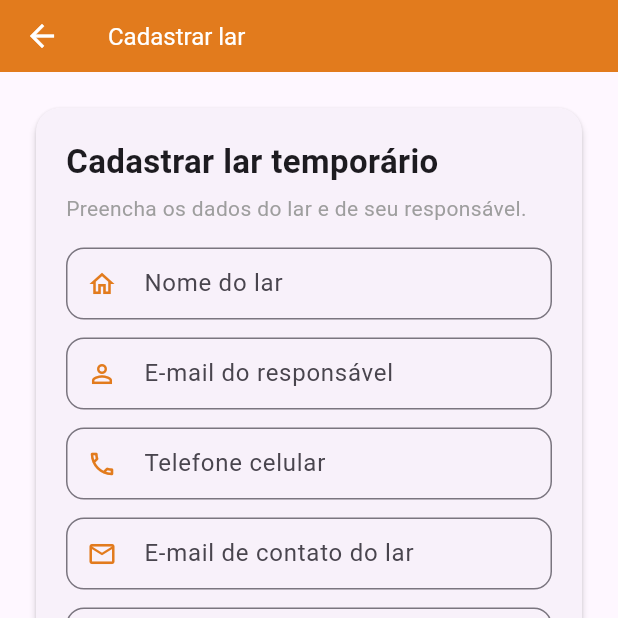
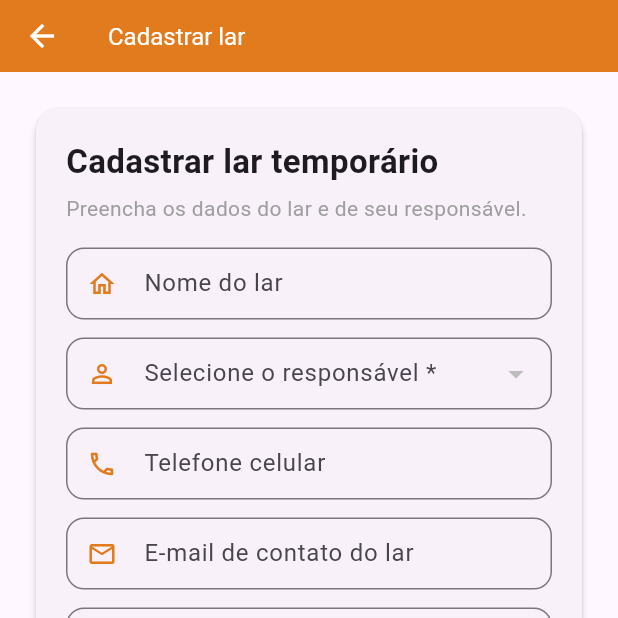
Before and after one commit to ArthurDelavy/acolhe-patinhas, a Flutter app: the FosterRegister screen opened directly, on a phone screen of 412 x 824 dp, the top half of it. Run offline on Flutter 3.47's test engine with Material 3 defaults, Android fonts, the phone set to English and light mode, and no system bars; drawn by our look-alikes of flutter_map; our stand-ins replace flutter_markdown, geolocator, image_picker, jwt_decoder, latlong2, shared_preferences; accounts and stored records are empty; network calls fail.

Commit message:
Fix(fosters): correcoes no cadastro de lares temporários

```diff
--- a/app/lib/features/fosters/foster_screen.dart
+++ b/app/lib/features/fosters/foster_screen.dart
@@ -170,7 +170,6 @@ class _FosterCard extends StatelessWidget {
             child: Row(
               crossAxisAlignment: CrossAxisAlignment.center,
               children: [
-                // Ícone principal (com cantos arredondados em vez de círculo)
                 Container(
                   width: 56,
                   height: 56,
@@ -264,7 +263,6 @@ class _FosterCard extends StatelessWidget {
                   ),
                 ),
 
-                // Seta de navegação destacada
                 Container(
                   padding: const EdgeInsets.all(8),
                   decoration: const BoxDecoration(
--- a/app/lib/features/fosters/fosters_details.dart
+++ b/app/lib/features/fosters/fosters_details.dart
@@ -264,7 +264,6 @@ class _FosterDetailsScreenState extends State<FosterDetailsScreen> {
                   text: f.userName!,
                 ),
 
-              // Ações (o backend valida a permissão)
               const SizedBox(height: 8),
               Row(
                 children: [
--- a/app/lib/features/fosters/fosters_register.dart
+++ b/app/lib/features/fosters/fosters_register.dart
@@ -47,6 +47,10 @@ class _FosterRegisterState extends State<FosterRegister> {
   final _longitudeController = TextEditingController();
   final _capacityController = TextEditingController();
 
+  List<UserOption> _userOptions = [];
+  UserOption? _selectedUser;
+  bool _isLoadingUsers = false;
+
   LatLng? _selected;
   bool _isLoading = false;
 
@@ -57,8 +61,7 @@ class _FosterRegisterState extends State<FosterRegister> {
     super.initState();
 
     final f = widget.foster;
-    if (f == null) return;
-
+    if (f != null) {
       _nameController.text = f.name;
       _ownerEmailController.text = f.ownerEmail ?? '';
       _phoneController.text = f.phoneNumber ?? '';
@@ -69,6 +72,24 @@ class _FosterRegisterState extends State<FosterRegister> {
         _selected = LatLng(f.latitude!, f.longitude!);
         _latitudeController.text = f.latitude!.toStringAsFixed(6);
         _longitudeController.text = f.longitude!.toStringAsFixed(6);
+      }
+    } else {
+      _fetchUsers();
+    }
+  }
+
+  Future<void> _fetchUsers() async {
+    setState(() => _isLoadingUsers = true);
+    try {
+      final users = await _service.listUserOptions();
+      if (mounted) {
+        setState(() {
+          _userOptions = users;
+          _isLoadingUsers = false;
+        });
+      }
+    } catch (_) {
+      if (mounted) setState(() => _isLoadingUsers = false);
     }
   }
 
@@ -95,9 +116,13 @@ class _FosterRegisterState extends State<FosterRegister> {
     setState(() => _isLoading = true);
 
     try {
+      final ownerEmailToSubmit = !_isEditing
+          ? _ownerEmailController.text.trim()
+          : (widget.foster?.email ?? _emailController.text.trim());
+
       await _service.saveFosterHome(
         id: widget.foster?.id,
-        ownerEmail: _ownerEmailController.text.trim(),
+        ownerEmail: ownerEmailToSubmit,
         name: _nameController.text.trim(),
         phoneNumber: _phoneController.text.replaceAll(RegExp(r'\D'), ''),
         email: _emailController.text.trim(),
@@ -114,7 +139,7 @@ class _FosterRegisterState extends State<FosterRegister> {
             : 'Lar temporário cadastrado com sucesso!',
         Colors.green,
       );
-      Navigator.pop(context, true); // avisa a listagem para recarregar
+      Navigator.pop(context, true);
     } catch (e) {
       if (!mounted) return;
       _showMessage(e.toString().replaceFirst('Exception: ', ''), Colors.red);
@@ -178,7 +203,7 @@ class _FosterRegisterState extends State<FosterRegister> {
           children: [
             IgnorePointer(
               child: FlutterMap(
-                key: ValueKey(center), // recentra quando o ponto muda
+                key: ValueKey(center),
                 options: MapOptions(
                   initialCenter: center,
                   initialZoom: _selected == null ? 13 : 16,
@@ -278,7 +303,7 @@ class _FosterRegisterState extends State<FosterRegister> {
                         _isEditing
                             ? 'Editar lar temporário'
                             : 'Cadastrar lar temporário',
-                        style: TextStyle(
+                        style: const TextStyle(
                           fontSize: 22,
                           fontWeight: FontWeight.bold,
                         ),
@@ -299,24 +324,77 @@ class _FosterRegisterState extends State<FosterRegister> {
                         ),
                       ),
 
+                      if (!_isEditing) ...[
+                        Padding(
+                          padding: const EdgeInsets.only(bottom: 12),
+                          child: _isLoadingUsers
+                              ? const LinearProgressIndicator(
+                                  color: _secondaryColor,
+                                )
+                              : DropdownButtonFormField<UserOption>(
+                                  value: _selectedUser,
+                                  decoration: InputDecoration(
+                                    labelText: 'Selecione o responsável *',
+                                    isDense: true,
+                                    prefixIcon: const Icon(
+                                      Icons.person_outline,
+                                      color: _secondaryColor,
+                                      size: 20,
+                                    ),
+                                    border: OutlineInputBorder(
+                                      borderRadius: BorderRadius.circular(12),
+                                    ),
+                                    focusedBorder: OutlineInputBorder(
+                                      borderRadius: BorderRadius.circular(12),
+                                      borderSide: const BorderSide(
+                                        color: _secondaryColor,
+                                        width: 1.5,
+                                      ),
+                                    ),
+                                  ),
+                                  items: _userOptions.map((user) {
+                                    return DropdownMenuItem<UserOption>(
+                                      value: user,
+                                      child: Text(
+                                        user.name,
+                                        overflow: TextOverflow.ellipsis,
+                                      ),
+                                    );
+                                  }).toList(),
+                                  onChanged: (selected) {
+                                    setState(() {
+                                      _selectedUser = selected;
+                                      if (selected != null) {
+                                        _ownerEmailController.text =
+                                            selected.email;
+                                      }
+                                    });
+                                  },
+                                  validator: (value) {
+                                    if (value == null &&
+                                        _ownerEmailController.text
+                                            .trim()
+                                            .isEmpty) {
+                                      return 'Selecione o responsável pelo lar';
+                                    }
+                                    return null;
+                                  },
+                                ),
+                        ),
+                      ],
+
                       if (_isEditing && widget.foster?.ownerName != null) ...[
                         _buildField(
-                          label: 'Responsável atual',
+                          label: 'Responsável',
                           controller: TextEditingController(
                             text: widget.foster!.ownerName,
                           ),
-                          icon: Icons.person_outline,
+                          icon: Icons.badge_outlined,
                           readOnly: true,
                           validator: (_) => null,
                         ),
                       ],
-                      _buildField(
-                        label: 'E-mail do responsável',
-                        controller: _ownerEmailController,
-                        icon: Icons.person_outline,
-                        keyboardType: TextInputType.emailAddress,
-                        validator: emailRule,
-                      ),
+
                       _buildField(
                         label: 'Telefone celular',
                         controller: _phoneController,
@@ -428,7 +506,6 @@ class _FosterRegisterState extends State<FosterRegister> {
   }
 }
 
-/// Mapa em tela cheia: o pino fica fixo no centro e a pessoa arrasta o mapa.
 class _MapPickerScreen extends StatefulWidget {
   final LatLng? selected;
 
@@ -493,7 +570,7 @@ class _MapPickerScreenState extends State<_MapPickerScreen> {
               onTap: (_, point) =>
                   _controller.move(point, _controller.camera.zoom),
             ),
-            children: _mapLayers(null), // sem marcador: o pino fica no centro
+            children: _mapLayers(null),
           ),
           const IgnorePointer(
             child: Center(
--- a/app/lib/services/foster_service.dart
+++ b/app/lib/services/foster_service.dart
@@ -326,4 +326,33 @@ class FosterService {
         return Exception('Erro ao $action. Código: $status');
     }
   }
+
+  Future<List<UserOption>> listUserOptions() async {
+    const action = 'listar usuários';
+    final headers = await _authHeaders(action);
+
+    final response = await http.get(
+      Uri.parse('$baseUrl/user'),
+      headers: headers,
+    );
+
+    if (response.statusCode == 200) {
+      final List data = jsonDecode(utf8.decode(response.bodyBytes));
+      return data.map((e) => UserOption.fromJson(e)).toList();
+    }
+
+    return [];
+  }
 }
+
+class UserOption {
+  final String name;
+  final String email;
+
+  const UserOption({required this.name, required this.email});
+
+  factory UserOption.fromJson(Map<String, dynamic> json) => UserOption(
+    name: json['name'] ?? json['userName'] ?? '',
+    email: json['email'] ?? '',
+  );
+}
```
Lines whose indentation alone changed are shown as unchanged.
